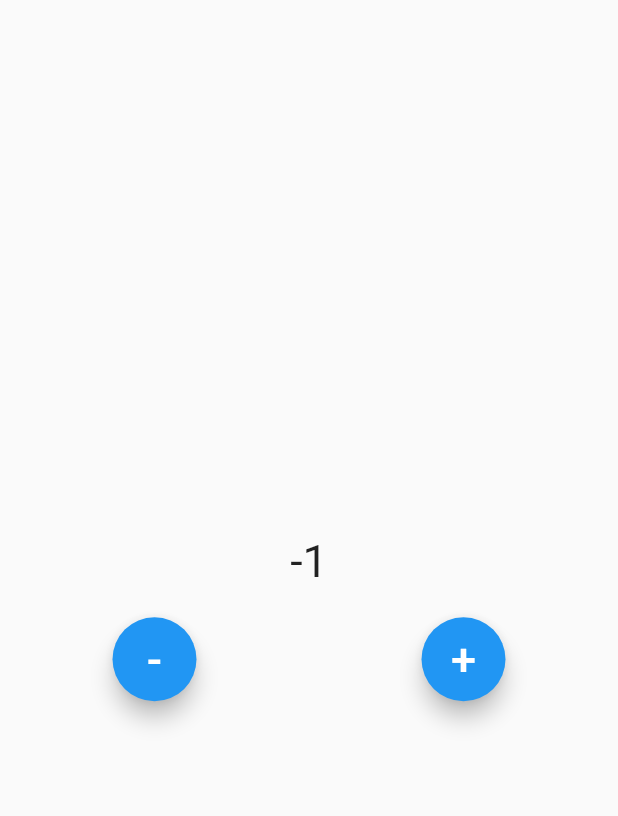
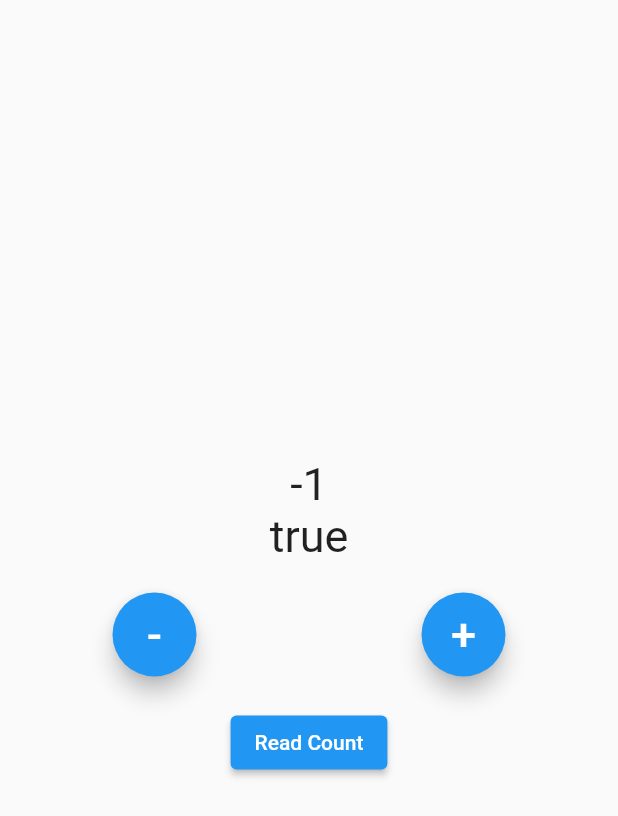
Before and after one commit to deepak252/Flutter-Bloc, a Flutter app: the screen it shows after launch, after a tap on an icon or button, on a phone screen of 412 x 824 dp. Shown: the top 816 px of the screen. Run offline on Flutter 3.47's test engine with Material 2 defaults, Android fonts, the phone set to English and light mode, and no system bars; our stand-ins replace flutter_bloc.

Commit message:
State check

```diff
--- a/lib/screens/home_screen.dart
+++ b/lib/screens/home_screen.dart
@@ -11,15 +11,22 @@ class HomeScreen extends StatelessWidget {
   final textStyle = const TextStyle(
     fontSize: 30
   );
+
   @override
   Widget build(BuildContext context) {
     log("Home Screen Rebuild");
+    // int count = context.read<CounterCubit>().state.count;  // Once
+    // int count = BlocProvider.of<CounterCubit>(context).state.count;  // Once
+    // int count = context.watch<CounterCubit>().state.count;  // On State Change
+    // log("count = $count");
     return Scaffold(
       body: Center(
         child: Column(
           mainAxisAlignment: MainAxisAlignment.center,
           children: [
             BlocConsumer<CounterCubit, CounterState>(
+              // bloc: BlocProvider.of<CounterCubit>(context),
+              // bloc: context.read<CounterCubit>(),
               builder:(context, state){
                 return Text(
                   '${state.count}',
@@ -33,6 +40,18 @@ class HomeScreen extends StatelessWidget {
                   );
                 }
               },
+            ),
+
+            Text(
+              // Will rebuild the entire widget, avoid
+              // '${context.watch<CounterCubit>().state.count}',
+
+              // Will rebuilt the entire widget, avoid
+              // '${context.select((CounterCubit counter) => counter.state.count)}',
+
+              // Will rebuilt the entire widget if return  value changes from true to false
+              '${context.select((CounterCubit counter) => counter.state.count<3)}',
+              style: textStyle,
             ),
 
             // BlocConsumer<CounterBloc, CounterState>(
@@ -81,7 +100,8 @@ class HomeScreen extends StatelessWidget {
               children: [
                 FloatingActionButton(
                   onPressed: (){
-                    context.read<CounterCubit>().decrement();
+                    context.read<CounterCubit>().decrement(); // recommended
+                    // BlocProvider.of<CounterCubit>(context).decrement();
                   },
                   child: Text(
                     '-',
@@ -96,9 +116,21 @@ class HomeScreen extends StatelessWidget {
                     '+',
                     style: textStyle,
                   )
-                )
+                ),
+
               ],
-            )
+
+            ),
+            const SizedBox(
+              height: 20,
+            ),
+            ElevatedButton(
+              onPressed: () {
+                // int count = context.watch<CounterCubit>().state.count; //ERROR
+                int count = context.read<CounterCubit>().state.count;
+                log("count = $count");
+              },
+              child: const Text("Read Count")),
           ],
         )
       )
```
